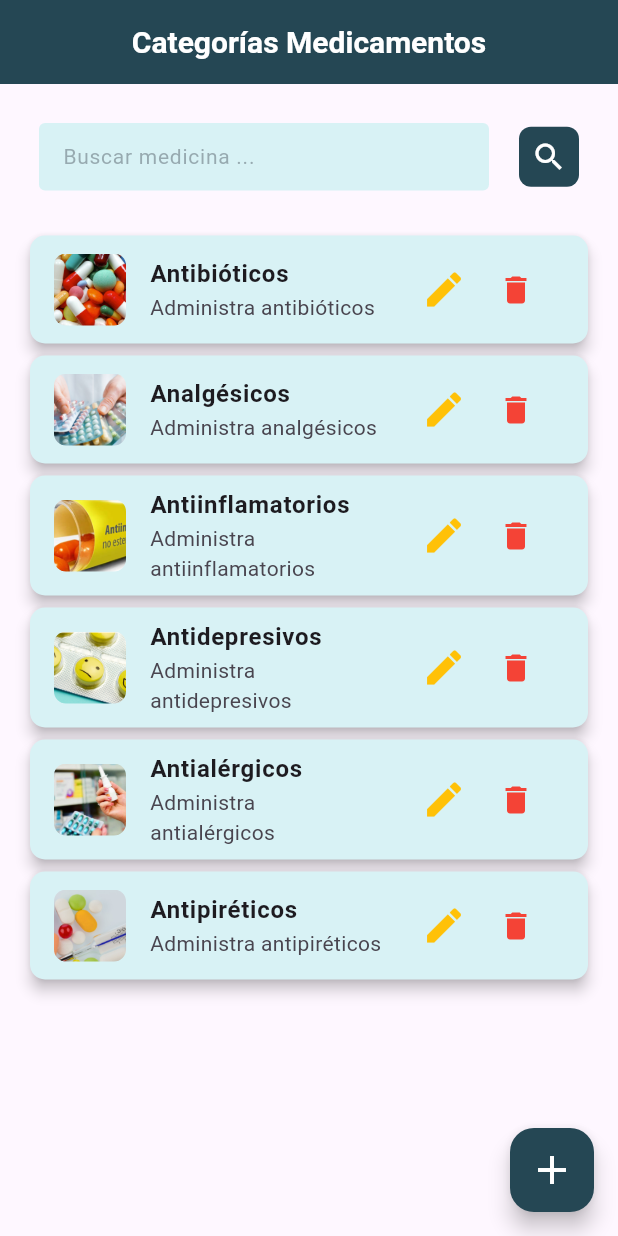
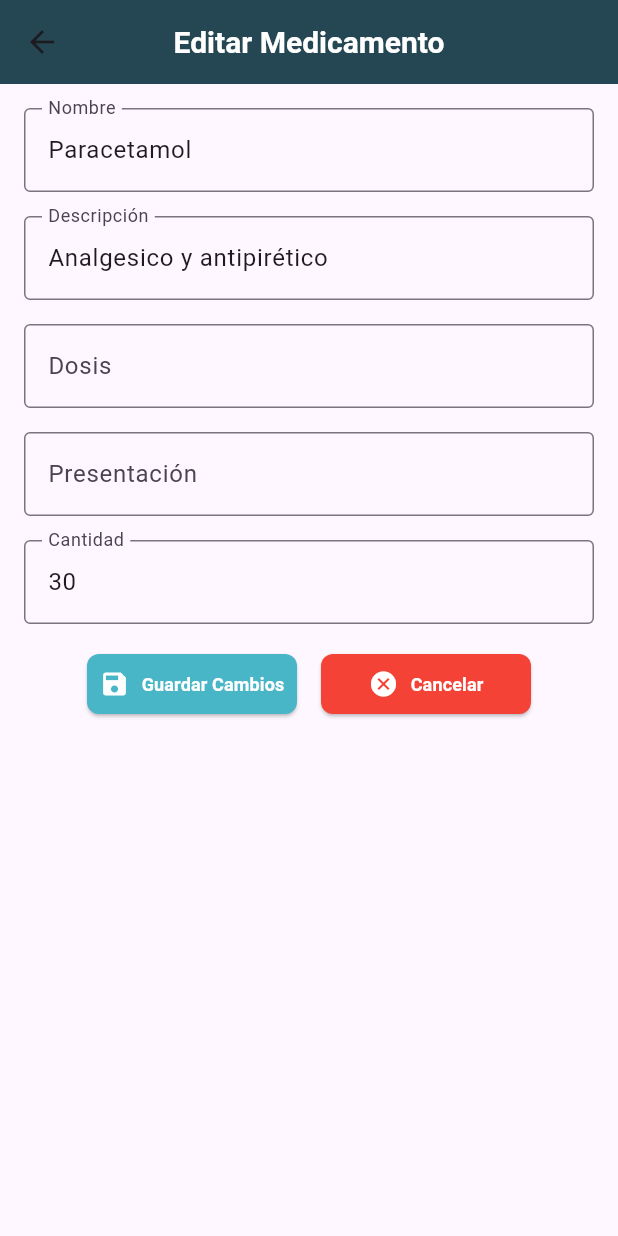
Before and after one commit to NoemiQuintanilla/proyecto_hospital, a Flutter app: the screen it shows after launch, after a tap on the "edit" icon, on a phone screen of 412 x 824 dp. Run offline on Flutter 3.47's test engine with Material 3 defaults, Android fonts, the phone set to English and light mode, and no system bars.

Commit message:
Interfaz de editar medicamento

```diff
--- a/lib/agregarMedicamento.dart
+++ b/lib/agregarMedicamento.dart
@@ -187,7 +187,8 @@ class _MedicamentoNuevoState extends State<MedicamentoNuevo> {
                           shape: RoundedRectangleBorder(
                             borderRadius: BorderRadius.circular(8),
                           ),
-                          padding: const EdgeInsets.symmetric(vertical: 8), // Reduce el padding
+                          padding: const EdgeInsets.symmetric(
+                              vertical: 8), // Reduce el padding
                         ),
                       ),
                     ),
@@ -218,7 +219,8 @@ class _MedicamentoNuevoState extends State<MedicamentoNuevo> {
                           shape: RoundedRectangleBorder(
                             borderRadius: BorderRadius.circular(8),
                           ),
-                          padding: const EdgeInsets.symmetric(vertical: 8), // Reduce el padding
+                          padding: const EdgeInsets.symmetric(
+                              vertical: 8), // Reduce el padding
                         ),
                       ),
                     ),
--- /dev/null
+++ b/lib/editarMedicamento.dart
@@ -0,0 +1,196 @@
+import 'package:flutter/material.dart';
+
+class EditarMedicamento extends StatefulWidget {
+  final Map<String, dynamic> medicamento; // Medicamento que se editará
+  final Function(Map<String, dynamic>)
+      actualizarMedicamento; // Callback para actualizar
+
+  EditarMedicamento({
+    required this.medicamento,
+    required this.actualizarMedicamento,
+  });
+
+  @override
+  _EditarMedicamentoState createState() => _EditarMedicamentoState();
+}
+
+class _EditarMedicamentoState extends State<EditarMedicamento> {
+  late TextEditingController _nombreController;
+  late TextEditingController _descripcionController;
+  late TextEditingController _dosisController;
+  late TextEditingController _presentacionController;
+  late TextEditingController _cantidadController;
+
+  @override
+  void initState() {
+    super.initState();
+    // Inicializar controladores con valores actuales
+    _nombreController = TextEditingController(text: widget.medicamento['name']);
+    _descripcionController =
+        TextEditingController(text: widget.medicamento['description']);
+    _dosisController = TextEditingController(text: widget.medicamento['dosis']);
+    _presentacionController =
+        TextEditingController(text: widget.medicamento['presentacion']);
+    _cantidadController =
+        TextEditingController(text: widget.medicamento['quantity'].toString());
+  }
+
+  @override
+  void dispose() {
+    _nombreController.dispose();
+    _descripcionController.dispose();
+    _dosisController.dispose();
+    _presentacionController.dispose();
+    _cantidadController.dispose();
+    super.dispose();
+  }
+
+  void _guardarCambios() {
+    // Crear un mapa con los valores actualizados
+    Map<String, dynamic> medicamentoActualizado = {
+      'name': _nombreController.text,
+      'description': _descripcionController.text,
+      'dosis': _dosisController.text,
+      'presentacion': _presentacionController.text,
+      'quantity': int.tryParse(_cantidadController.text) ?? 0,
+    };
+
+    // Llamar al callback para actualizar en la lista principal
+    widget.actualizarMedicamento(medicamentoActualizado);
+
+    // Volver a la pantalla anterior
+    Navigator.pop(context);
+  }
+
+  @override
+  Widget build(BuildContext context) {
+    return Scaffold(
+      appBar: AppBar(
+        title: const Text("Editar Medicamento"),
+        centerTitle: true,
+        titleTextStyle: const TextStyle(
+          color: Colors.white,
+          fontSize: 20,
+          fontWeight: FontWeight.bold,
+          fontFamily: 'Roboto',
+        ),
+        backgroundColor: const Color(0xFF254754),
+      ),
+      body: Padding(
+        padding: const EdgeInsets.all(16.0),
+        child: Column(
+          crossAxisAlignment: CrossAxisAlignment.start,
+          children: [
+            TextField(
+              controller: _nombreController,
+              decoration: InputDecoration(
+                labelText: 'Nombre',
+                border: OutlineInputBorder(),
+              ),
+            ),
+            const SizedBox(height: 16),
+            TextField(
+              controller: _descripcionController,
+              decoration: InputDecoration(
+                labelText: 'Descripción',
+                border: OutlineInputBorder(),
+              ),
+            ),
+            const SizedBox(height: 16),
+            TextField(
+              controller: _dosisController,
+              decoration: InputDecoration(
+                labelText: 'Dosis',
+                border: OutlineInputBorder(),
+              ),
+            ),
+            const SizedBox(height: 16),
+            TextField(
+              controller: _presentacionController,
+              decoration: InputDecoration(
+                labelText: 'Presentación',
+                border: OutlineInputBorder(),
+              ),
+            ),
+            const SizedBox(height: 16),
+            TextField(
+              controller: _cantidadController,
+              keyboardType: TextInputType.number,
+              decoration: InputDecoration(
+                labelText: 'Cantidad',
+                border: OutlineInputBorder(),
+              ),
+            ),
+            const SizedBox(height: 16),
+            Row(
+              mainAxisAlignment: MainAxisAlignment.center,
+              children: [
+                SizedBox(
+                  width: 140,
+                  child: ElevatedButton(
+                    onPressed: _guardarCambios,
+                    child: Row(
+                      mainAxisAlignment: MainAxisAlignment.center,
+                      children: const [
+                        Icon(Icons.save, color: Colors.white, size: 20),
+                        SizedBox(width: 8),
+                        Text(
+                          "Guardar Cambios",
+                          style: TextStyle(
+                            color: Colors.white,
+                            fontSize: 12,
+                            fontWeight: FontWeight.w600,
+                          ),
+                        ),
+                      ],
+                    ),
+                    style: ElevatedButton.styleFrom(
+                      backgroundColor: Color.fromRGBO(73, 182, 199, 1),
+                      shape: RoundedRectangleBorder(
+                        borderRadius: BorderRadius.circular(8),
+                      ),
+                      padding: const EdgeInsets.symmetric(
+                          vertical: 8), // Reduce el padding
+                    ),
+                  ),
+                ),
+                const SizedBox(width: 16),
+                SizedBox(
+                  width: 140, // Reduce el tamaño del botón Cancelar
+                  child: ElevatedButton(
+                    onPressed: () {
+                      Navigator.pop(context);
+                    },
+                    child: Row(
+                      mainAxisAlignment: MainAxisAlignment.center,
+                      children: const [
+                        Icon(Icons.cancel, color: Colors.white, size: 20),
+                        SizedBox(width: 8),
+                        Text(
+                          "Cancelar",
+                          style: TextStyle(
+                            color: Colors.white,
+                            fontSize: 12,
+                            fontWeight: FontWeight.w600,
+                          ),
+                        ),
+                      ],
+                    ),
+                    style: ElevatedButton.styleFrom(
+                      backgroundColor: Colors.red,
+                      shape: RoundedRectangleBorder(
+                        borderRadius: BorderRadius.circular(8),
+                      ),
+                      padding: const EdgeInsets.symmetric(
+                          vertical: 8), // Reduce el padding
+                    ),
+                  ),
+                ),
+              ],
+            )
+          ],
+        ),
+      ),
+    );
+  }
+}
--- a/lib/main.dart
+++ b/lib/main.dart
@@ -14,7 +14,7 @@ class MyApp extends StatelessWidget {
     return MaterialApp(
       title: 'Hospital App',
       theme: ThemeData(primarySwatch: Colors.blue),
-      initialRoute: '/',
+      initialRoute: '/vistaMedicinas',
       routes: {
         '/': (context) => VistaCategorias(),
         '/agregarCategoria': (context) => AgregarCategoria(),
--- a/lib/vistaMedicinas.dart
+++ b/lib/vistaMedicinas.dart
@@ -1,4 +1,5 @@
 import 'package:flutter/material.dart';
+import 'package:flutter_hospital/editarMedicamento.dart';
 import 'agregarMedicamento.dart'; // Para la pantalla de agregar medicamento
 
 class MedicineList extends StatefulWidget {
@@ -193,6 +194,22 @@ class _MedicineListState extends State<MedicineList> {
                                               color: Colors.amber, size: 30),
                                           onPressed: () {
                                             // Acción para editar
+                                            Navigator.push(
+                                              context,
+                                              MaterialPageRoute(
+                                                builder: (context) =>
+                                                    EditarMedicamento(
+                                                  medicamento: medicine,
+                                                  actualizarMedicamento:
+                                                      (medicamentoActualizado) {
+                                                    setState(() {
+                                                      _medicines[index] =
+                                                          medicamentoActualizado; // Actualizar el medicamento
+                                                    });
+                                                  },
+                                                ),
+                                              ),
+                                            );
                                           },
                                         ),
                                         IconButton(
```
